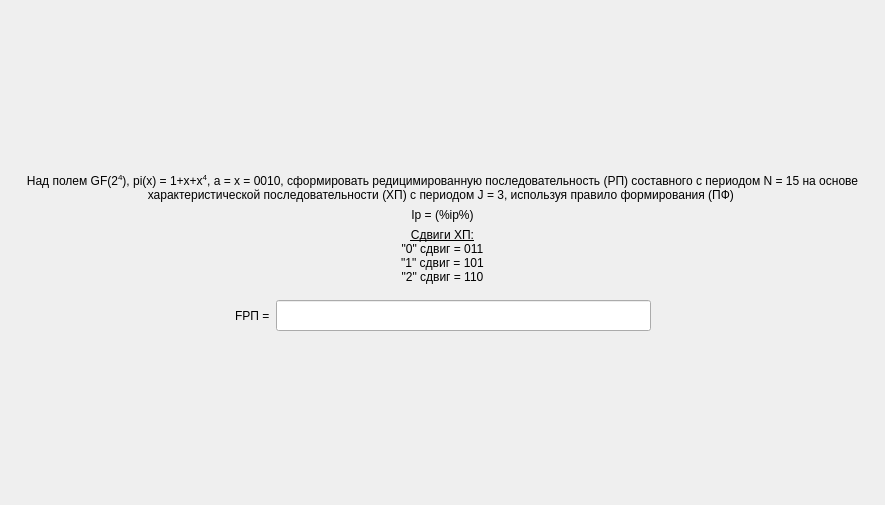
Old version of the form task/screentask9.ui in the repository bukhmastov/fpsp.
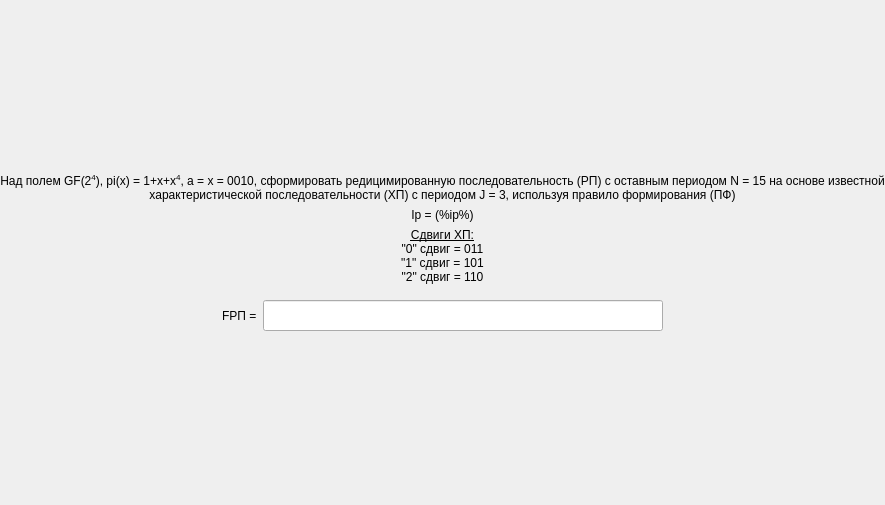
New version of the form.

Diff of the .ui file:
```diff
--- a/task/screentask9.ui
+++ b/task/screentask9.ui
@@ -47,8 +47,7 @@
         <string notr="true">font: 75 16pt &quot;MS Shell Dlg 2&quot;;</string>
        </property>
        <property name="text">
-        <string>Над полем GF(2&lt;sup&gt;4&lt;/sup&gt;), pi(x) = 1+x+x&lt;sup&gt;4&lt;/sup&gt;, a = x = 0010, сформировать редицимированную последовательность (РП) составного с периодом N = 15 на основе характеристической последовательности (ХП) с периодом J = 3, используя правило формирования (ПФ) 
-</string>
+        <string>Над полем GF(2&lt;sup&gt;4&lt;/sup&gt;), pi(x) = 1+x+x&lt;sup&gt;4&lt;/sup&gt;, a = x = 0010, сформировать редицимированную последовательность (РП) с оставным периодом N = 15 на основе известной характеристической последовательности (ХП) с периодом J = 3, используя правило формирования (ПФ)</string>
        </property>
        <property name="alignment">
         <set>Qt::AlignCenter</set>
@@ -141,7 +140,7 @@
          </property>
          <property name="minimumSize">
           <size>
-           <width>375</width>
+           <width>400</width>
            <height>0</height>
           </size>
          </property>
```
